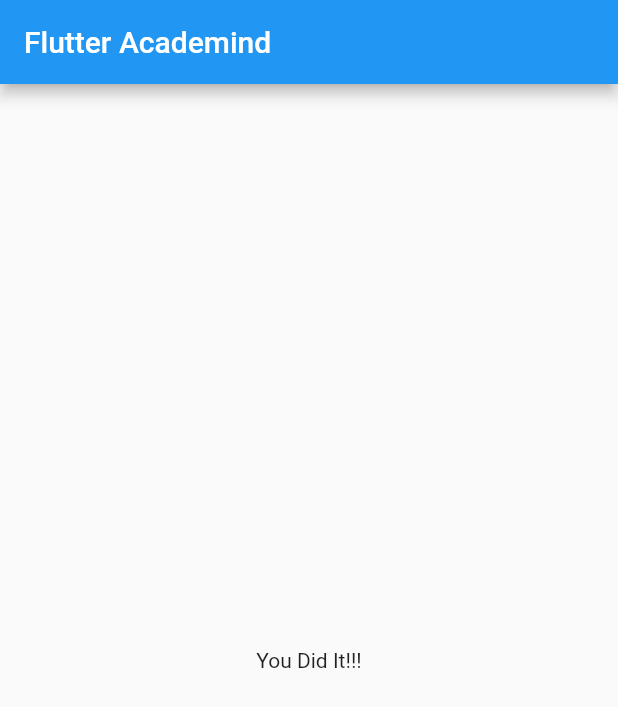
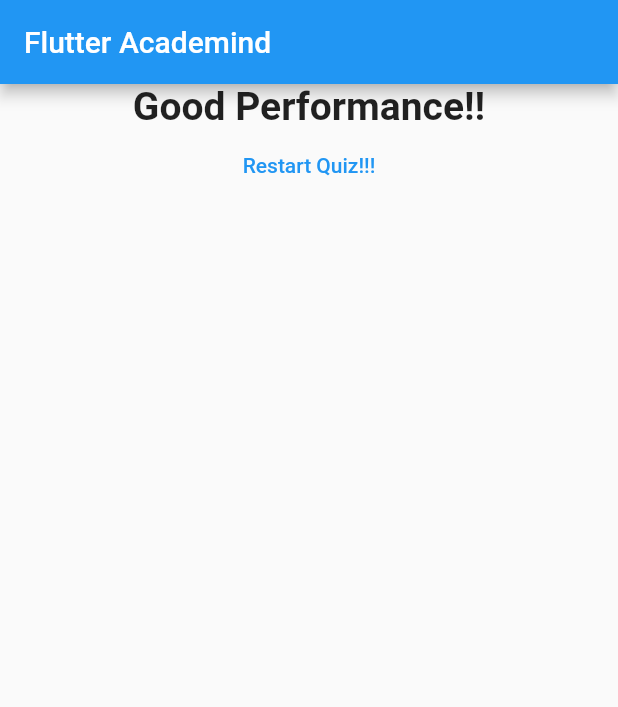
Before and after one commit to maharjanaman/first-flutter, a Flutter app: the screen it shows after launch, after a tap on "Red", after a tap on "Dog", on a phone screen of 412 x 824 dp. Shown: the top 707 px of the screen. Run offline on Flutter 3.47's test engine with Material 2 defaults, Android fonts, the phone set to English and light mode, and no system bars.

Commit message:
Ability to calculate score and reset quiz on completion

```diff
--- a/lib/main.dart
+++ b/lib/main.dart
@@ -17,27 +17,37 @@ class _MyFlutterAcademindState extends State<MyFlutterAcademind> {
     {
       'questionText': 'What\'s your favorite color?',
       'answers': [
-        'Red',
-        'Blue',
-        'Green',
-        'White',
+        {'text': 'Red', 'score': 1},
+        {'text': 'Blue', 'score': 2},
+        {'text': 'Green', 'score': 3},
+        {'text': 'White', 'score': 4},
       ]
     },
     {
       'questionText': 'What\'s your favorite animal?',
       'answers': [
-        'Cat',
-        'Dog',
-        'Tiger',
-        'Lion',
+        {'text': 'Cat', 'score': 1},
+        {'text': 'Dog', 'score': 2},
+        {'text': 'Lion', 'score': 3},
+        {'text': 'Tiger', 'score': 4},
       ]
     }
   ];
   var _questionIndex = 0;
+  var _totalScore = 0;
 
-  void _answerQuestion() {
+  void _answerQuestion(int score) {
+    _totalScore += score;
+
     setState(() {
       _questionIndex = _questionIndex + 1;
+    });
+  }
+
+  void _restartQuiz() {
+    setState(() {
+      _questionIndex = 0;
+      _totalScore = 0;
     });
   }
 
@@ -54,7 +64,7 @@ class _MyFlutterAcademindState extends State<MyFlutterAcademind> {
                 questionIndex: _questionIndex,
                 answerQuestion: _answerQuestion,
               )
-            : Result(),
+            : Result(_totalScore, _restartQuiz),
       ),
     );
   }
--- a/lib/quiz.dart
+++ b/lib/quiz.dart
@@ -21,8 +21,9 @@ class Quiz extends StatelessWidget {
         Question(
           questions[questionIndex]['questionText'],
         ),
-        ...(questions[questionIndex]['answers'] as List<String>).map((answer) {
-          return Answer(answerQuestion, answer);
+        ...(questions[questionIndex]['answers'] as List<Map<String, Object>>)
+            .map((answer) {
+          return Answer(() => answerQuestion(answer['score']), answer['text']);
         }).toList()
       ],
     );
--- a/lib/result.dart
+++ b/lib/result.dart
@@ -1,10 +1,45 @@
 import 'package:flutter/material.dart';
 
 class Result extends StatelessWidget {
+  final int resultScore;
+  final Function restartQuiz;
+
+  Result(this.resultScore, this.restartQuiz);
+
+  String get resultPhrase {
+    String resultText;
+
+    if (resultScore <= 3) {
+      resultText = 'Good Performance!!';
+    } else if (resultScore <= 6) {
+      resultText = 'Better Performance!!';
+    } else {
+      resultText = 'Best Performance!!';
+    }
+
+    return resultText;
+  }
+
   @override
   Widget build(BuildContext context) {
     return Center(
-      child: Text('You Did It!!!'),
+      child: Column(
+        children: <Widget>[
+          Text(
+            resultPhrase,
+            style: TextStyle(
+              fontSize: 26,
+              fontWeight: FontWeight.bold,
+            ),
+            textAlign: TextAlign.center,
+          ),
+          FlatButton(
+            onPressed: restartQuiz,
+            child: Text('Restart Quiz!!!'),
+            textColor: Colors.blue,
+          )
+        ],
+      ),
     );
   }
 }
```
